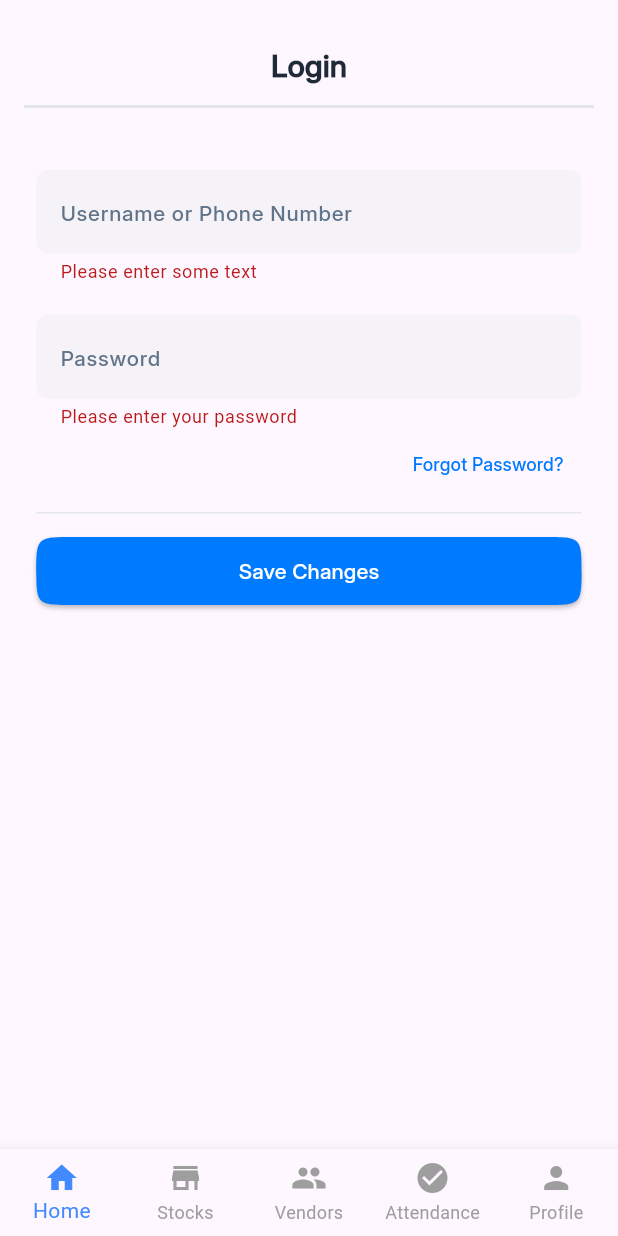
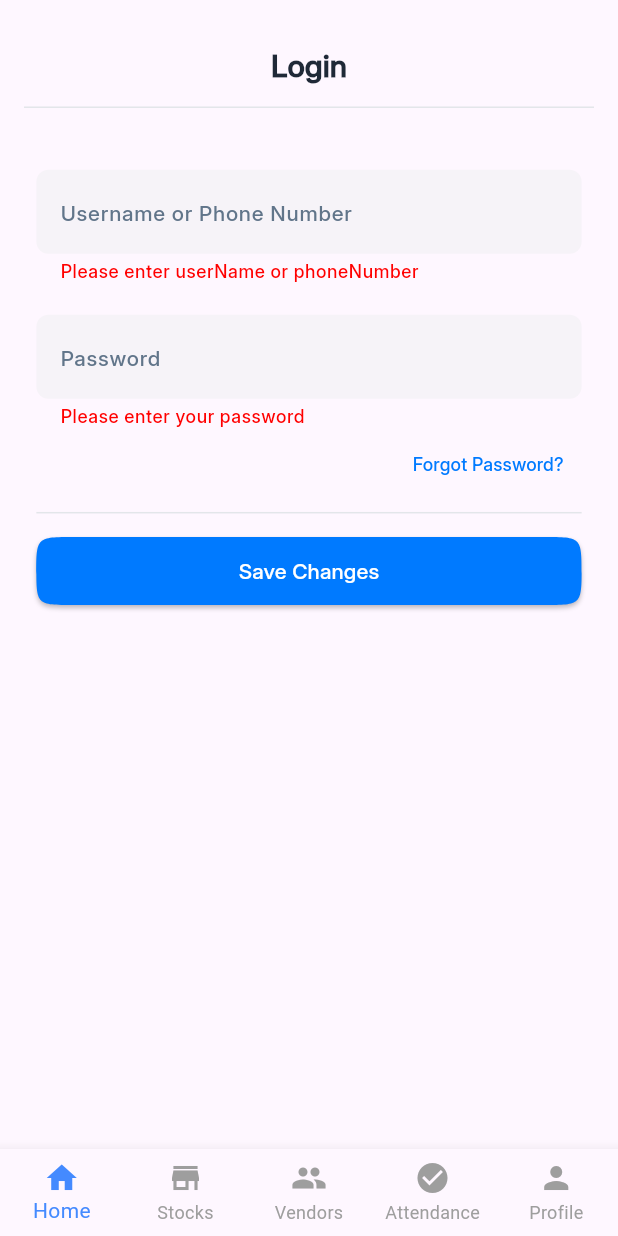
Before and after one commit to Moin-Rangrej/arhant_solution_task, a Flutter app: the screen it shows after launch, after a tap on "Save Changes", on a phone screen of 412 x 824 dp. Run offline on Flutter 3.47's test engine with Material 3 defaults, Android fonts, the phone set to English and light mode, and no system bars.

Commit message:
complete edit profile screen.

```diff
--- a/lib/screen/Onboarding/home/home.dart
+++ b/lib/screen/Onboarding/home/home.dart
@@ -19,7 +19,7 @@ class _HomeState extends State<Home> {
 
   String? userName(value) {
     if (value == null || value.isEmpty) {
-      return 'Please enter some text';
+      return 'Please enter userName or phoneNumber';
     }
     return null;
   }
@@ -34,6 +34,7 @@ class _HomeState extends State<Home> {
   }
 
   void onPressSaveChange() {
+    FocusManager.instance.primaryFocus?.unfocus();
     if (_formKey.currentState!.validate()) {
       print("Username: ${usernameController.text}");
       print("Password: ${passwordController.text}");
@@ -66,11 +67,8 @@ class _HomeState extends State<Home> {
                     hintText: "Username or Phone Number",
                     textCapitalization: TextCapitalization.words,
                     textInputAction: TextInputAction.next,
+                    textInputType: TextInputType.text,
                     validator: userName,
-                    inputBorder: OutlineInputBorder(
-                      borderRadius: BorderRadius.all(Radius.circular(8)),
-                      borderSide: BorderSide.none,
-                    ),
                   ),
                   SizedBox(height: height * 0.025),
                   CustomTextfield(
@@ -78,12 +76,9 @@ class _HomeState extends State<Home> {
                     hintText: "Password",
                     obsecureText: true,
                     textCapitalization: TextCapitalization.words,
+                    textInputType: TextInputType.text,
                     textInputAction: TextInputAction.done,
                     validator: passwordValidator,
-                    inputBorder: OutlineInputBorder(
-                      borderRadius: BorderRadius.all(Radius.circular(8)),
-                      borderSide: BorderSide.none,
-                    ),
                   ),
                   CustomTextbutton(onPress: () {}, text: "Forgot Password?"),
                   Divider(color: appColor.lightCoolGray),
--- a/lib/utils/app_text_style.dart
+++ b/lib/utils/app_text_style.dart
@@ -28,28 +28,47 @@ TextStyle appBarTextStyle() {
   );
 }
 
-TextStyle customHintTextStyle(){
+TextStyle customHintTextStyle() {
   return TextStyle(
     fontFamily: "Inter",
     fontSize: fontSize.fontSize_14,
     fontWeight: FontWeight.w400,
-    color: appColor.mutedBlueGray
+    color: appColor.mutedBlueGray,
   );
 }
 
-TextStyle textButtonStyle(){
+TextStyle textButtonStyle() {
   return TextStyle(
     fontFamily: "Inter",
     fontSize: fontSize.fontSize_12,
     fontWeight: FontWeight.w400,
-    color: appColor.primaryBlue
+    color: appColor.primaryBlue,
   );
 }
 
-TextStyle customBtnStyle(){
+TextStyle customBtnStyle() {
   return TextStyle(
     fontFamily: "Inter",
     fontWeight: FontWeight.w500,
-    color: appColor.bgWhite
+    color: appColor.bgWhite,
   );
 }
+
+TextStyle errorTextStyle() {
+  return TextStyle(
+    fontFamily: "Inter",
+    fontWeight: FontWeight.w500,
+    color: appColor.errorColor,
+  );
+}
+
+// Edit Profile Text style
+
+TextStyle editProfileTitle() {
+  return TextStyle(
+    fontFamily: "Inter",
+    fontWeight: FontWeight.w400,
+    fontSize: fontSize.fontSize_16,
+    color: appColor.primaryTextDark,
+  );
+}
--- a/lib/utils/utils.dart
+++ b/lib/utils/utils.dart
@@ -10,10 +10,16 @@ class fontSize {
 
 class appColor {
   static const Color AppColor_black = Colors.black;
-  static const Color lightGrey40  = Color(0x66EBEDEE);
+  static const Color lightGrey40 = Color(0x66EBEDEE);
   static const Color lightCoolGray = Color(0xFFE3E6EA);
   static const Color primaryTextDark = Color(0xFF1F2937);
   static const Color mutedBlueGray = Color(0xFF61758A);
   static const Color primaryBlue = Color(0xFF007AFF);
   static const Color bgWhite = Color(0xFFFFFFFF);
+  static const Color errorColor = Color(0xFFFF0000);
 }
+
+class validation {
+  static final emailRegex = RegExp(r'^[\w-\.]+@([\w-]+\.)+[\w-]{2,4}$');
+  static final phoneRegex = RegExp(r'^[6-9]\d{9}$');
+}
--- a/lib/widget/appBar/custom_appbar.dart
+++ b/lib/widget/appBar/custom_appbar.dart
@@ -35,7 +35,7 @@ class CustomAppbar extends StatelessWidget implements PreferredSizeWidget {
             borderSide ??
             BorderSide(
               color: appColor.lightCoolGray, // Color of the bottom line
-              width: 2.0, // Thickness of the bottom line
+              width: 1.0, // Thickness of the bottom line
             ),
       ),
       actions: isActionShow ?? false
--- a/lib/widget/custom_textfield.dart
+++ b/lib/widget/custom_textfield.dart
@@ -17,6 +17,10 @@ class CustomTextfield extends StatelessWidget {
   final String? hintText;
   final TextStyle? hintTextStyle;
   final TextStyle? textfieldInputStyle;
+  final String? title;
+  final TextStyle? titleStyle;
+  final double? radius;
+  final double? sizeBoxHeight;
 
   const CustomTextfield({
     super.key,
@@ -34,6 +38,10 @@ class CustomTextfield extends StatelessWidget {
     this.hintText,
     this.hintTextStyle,
     this.textfieldInputStyle,
+    this.title,
+    this.titleStyle,
+    this.radius,
+    this.sizeBoxHeight,
   });
 
   @override
@@ -43,7 +51,15 @@ class CustomTextfield extends StatelessWidget {
         vertical: verticalpadding ?? 0,
         horizontal: horizontalpadding ?? 0,
       ),
-      child: TextFormField(
+      child: Column(
+        crossAxisAlignment: CrossAxisAlignment.start,
+        children: [
+          if (title != null) ...[
+            Text(title ?? "", style: titleStyle ?? editProfileTitle()),
+            SizedBox(height: sizeBoxHeight ?? 8),
+          ],
+          TextFormField(
+            autofocus: true,
             controller: textEditingController,
             autovalidateMode: AutovalidateMode.onUserInteraction,
             keyboardType: textInputType,
@@ -53,13 +69,23 @@ class CustomTextfield extends StatelessWidget {
             textCapitalization: textCapitalization ?? TextCapitalization.none,
             style: textfieldInputStyle ?? textfieldStyle(),
             decoration: InputDecoration(
-          border: inputBorder ?? InputBorder.none,
+              errorStyle: errorTextStyle(),
+              border:
+                  inputBorder ??
+                  OutlineInputBorder(
+                    borderRadius: BorderRadius.all(
+                      Radius.circular(radius ?? 8),
+                    ),
+                    borderSide: BorderSide.none,
+                  ),
               fillColor: textfieldBGColor ?? appColor.lightGrey40,
               filled: isFilled ?? true,
               hintText: hintText,
               hintStyle: hintTextStyle ?? customHintTextStyle(),
             ),
           ),
+        ],
+      ),
     );
   }
 }
```
Also changed, not shown: lib/screen/Onboarding/Edit_Profile/edit_profile.dart (added, +113 -0 lines). Lines whose indentation alone changed are shown as unchanged.
